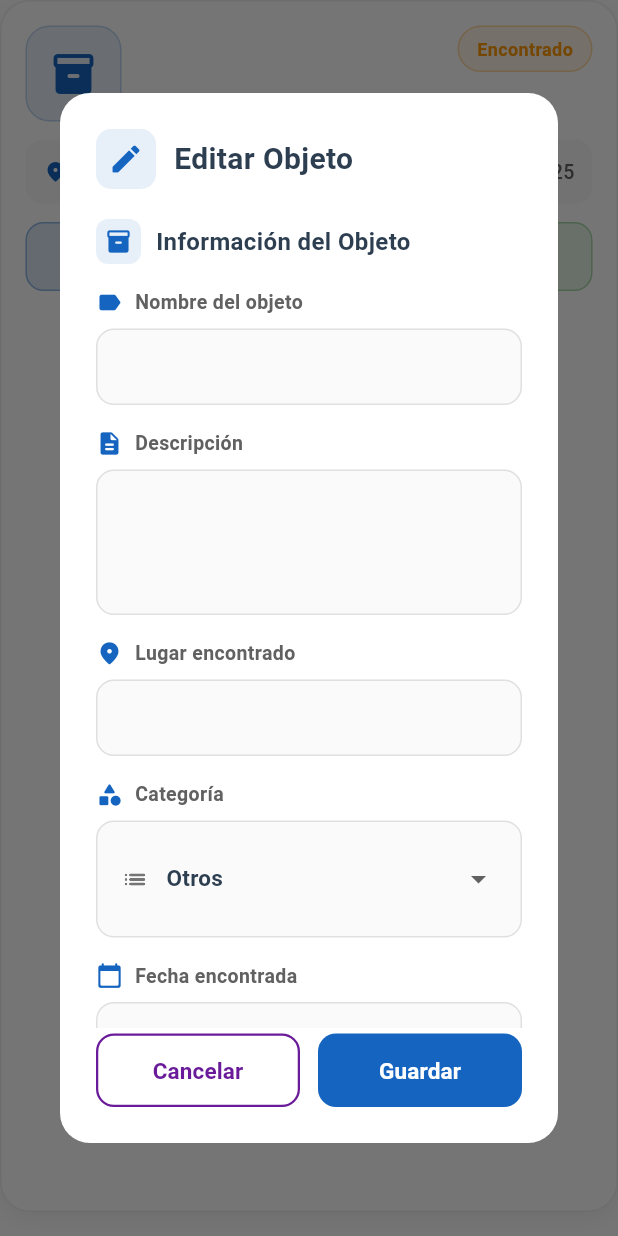
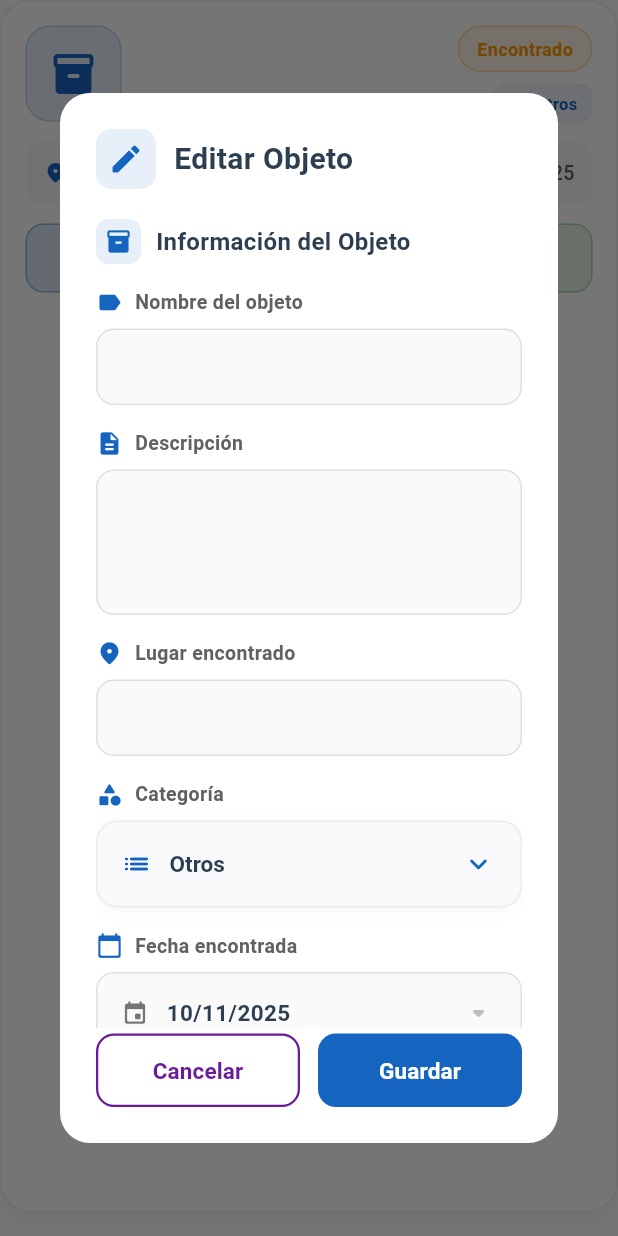
Before and after one commit to nkmelndz/objetos-perdidos-upt, a Flutter app: the ObjectCardAdmin widget shown alone on an empty page, opened directly with empty values, after a tap on "Editar", on a phone screen of 412 x 824 dp. Run offline on Flutter 3.47's test engine with Material 3 defaults, Android fonts, the phone set to English and light mode, and no system bars; our stand-ins replace cloud_firestore, firebase_auth, firebase_core, firebase_storage, image_picker; missing offline and left inert: firebase_app_check; accounts and stored records are empty; generated files the repository leaves out were written again.

Commit message:
ui categoria

```diff
--- a/lib/features/objects/views/admin/list_objects/widgets/edit_object_dialog.dart
+++ b/lib/features/objects/views/admin/list_objects/widgets/edit_object_dialog.dart
@@ -234,23 +234,47 @@ class _CategorySelectorField extends StatelessWidget {
         ),
         const SizedBox(height: 8),
         Container(
-          padding: const EdgeInsets.symmetric(horizontal: 16, vertical: 14),
+          padding: const EdgeInsets.symmetric(horizontal: 16, vertical: 4),
           decoration: BoxDecoration(
-            color: Colors.grey[50],
-            border: Border.all(color: Colors.grey[300]!),
-            borderRadius: BorderRadius.circular(12),
+            color: const Color(0xFFF8F9FA),
+            border: Border.all(color: const Color(0xFFE9ECEF), width: 1),
+            borderRadius: BorderRadius.circular(14),
+            boxShadow: [
+              BoxShadow(
+                color: Colors.black.withOpacity(0.03),
+                blurRadius: 8,
+                offset: const Offset(0, 2),
+              ),
+            ],
           ),
           child: Row(
             children: [
-              Icon(Icons.list_rounded, color: Colors.grey[600], size: 18),
+              Icon(
+                Icons.list_rounded,
+                color: const Color(0xFF1565C0),
+                size: 20,
+              ),
               const SizedBox(width: 12),
               Expanded(
                 child: DropdownButtonHideUnderline(
                   child: DropdownButton<String>(
-                    value: ObjectLostUtils.categoryKeys.contains(selectedCategory)
+                    value:
+                        ObjectLostUtils.categoryKeys.contains(selectedCategory)
                         ? selectedCategory
                         : 'otros',
                     isExpanded: true,
+                    icon: Icon(
+                      Icons.keyboard_arrow_down_rounded,
+                      color: const Color(0xFF1565C0),
+                      size: 24,
+                    ),
+                    style: const TextStyle(
+                      fontSize: 15,
+                      fontWeight: FontWeight.w600,
+                      color: Color(0xFF2C3E50),
+                    ),
+                    dropdownColor: Colors.white,
+                    borderRadius: BorderRadius.circular(12),
                     items: ObjectLostUtils.categoryKeys
                         .map(
                           (key) => DropdownMenuItem<String>(
--- a/lib/features/objects/views/admin/list_objects/widgets/object_card_admin.dart
+++ b/lib/features/objects/views/admin/list_objects/widgets/object_card_admin.dart
@@ -125,15 +125,22 @@ class ObjectCardAdmin extends StatelessWidget {
     );
   }
 
-  /// Construye el badge de estado
+  /// Construye el badge de estado y categoría
   Widget _buildStatus() {
-    return Container(
+    return Column(
+      crossAxisAlignment: CrossAxisAlignment.end,
+      children: [
+        Container(
           padding: const EdgeInsets.symmetric(horizontal: 12, vertical: 6),
           decoration: BoxDecoration(
-        color: ObjectLostUtils.statusToColor(object.status).withOpacity(0.1),
+            color: ObjectLostUtils.statusToColor(
+              object.status,
+            ).withOpacity(0.1),
             borderRadius: BorderRadius.circular(20),
             border: Border.all(
-          color: ObjectLostUtils.statusToColor(object.status).withOpacity(0.3),
+              color: ObjectLostUtils.statusToColor(
+                object.status,
+              ).withOpacity(0.3),
               width: 1,
             ),
           ),
@@ -145,6 +152,35 @@ class ObjectCardAdmin extends StatelessWidget {
               fontWeight: FontWeight.w600,
             ),
           ),
+        ),
+        const SizedBox(height: 8),
+        Container(
+          padding: const EdgeInsets.symmetric(horizontal: 10, vertical: 5),
+          decoration: BoxDecoration(
+            color: const Color(0xFF1565C0).withOpacity(0.08),
+            borderRadius: BorderRadius.circular(8),
+          ),
+          child: Row(
+            mainAxisSize: MainAxisSize.min,
+            children: [
+              Icon(
+                Icons.category_rounded,
+                color: const Color(0xFF1565C0),
+                size: 14,
+              ),
+              const SizedBox(width: 4),
+              Text(
+                ObjectLostUtils.categoryToText(object.category),
+                style: TextStyle(
+                  fontSize: 11,
+                  color: const Color(0xFF1565C0),
+                  fontWeight: FontWeight.w600,
+                ),
+              ),
+            ],
+          ),
+        ),
+      ],
     );
   }
 
--- a/lib/features/objects/views/admin/list_objects/widgets/object_details_dialog.dart
+++ b/lib/features/objects/views/admin/list_objects/widgets/object_details_dialog.dart
@@ -99,6 +99,12 @@ Future<void> showObjectDetailsDialog({
                           valueColor: ObjectLostUtils.statusToColor(
                             object.status,
                           ),
+                        ),
+                        _DetailRow(
+                          label: 'Categoría',
+                          value: ObjectLostUtils.categoryToText(object.category),
+                          icon: Icons.category_rounded,
+                          valueColor: const Color(0xFF1565C0),
                         ),
 
                         const SizedBox(height: 24),
```
Also changed, not shown: lib/features/objects/views/admin/add_object/widgets/add_object_form.dart (+26 -9 lines), lib/features/objects/views/objects_view_readonly.dart (+36 -1 lines). Lines whose indentation alone changed are shown as unchanged.
